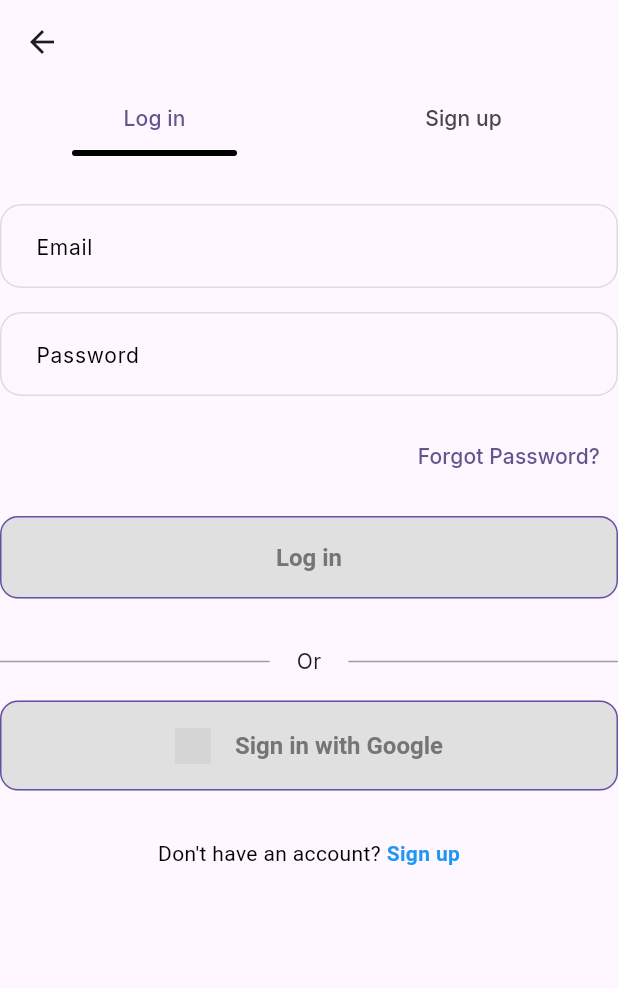
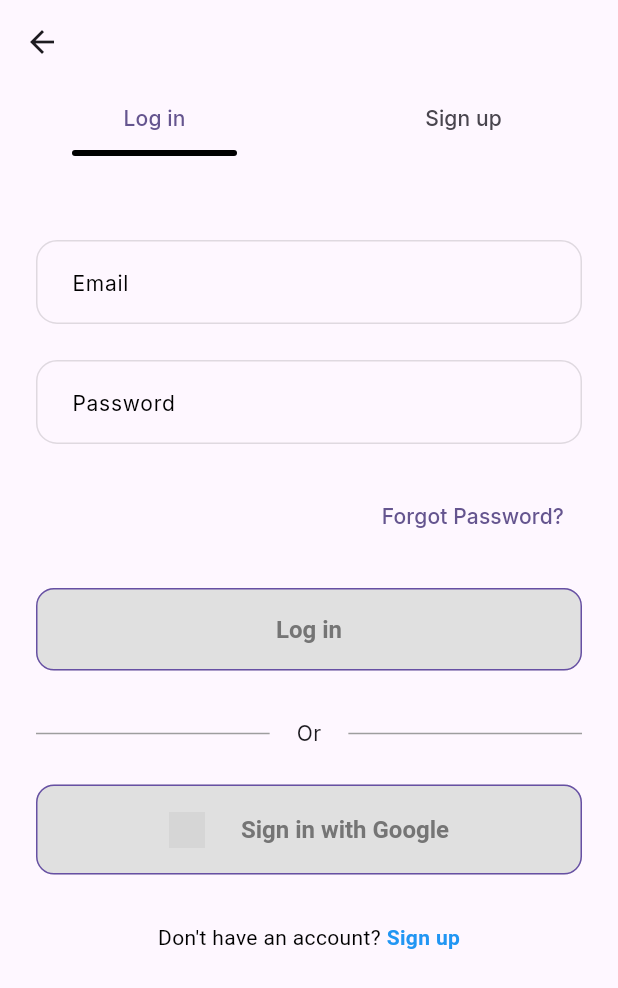
Before and after one commit to Eagle-Agile-Tech/UniConnect, a Flutter app: the AuthScreen screen opened directly, on a phone screen of 412 x 824 dp. Shown: the top 988 px of the screen. Run offline on Flutter 3.47's test engine with Material 3 defaults, Android fonts, the phone set to English and light mode, and no system bars; our stand-ins replace google_fonts; statements that could not run were skipped; grey boxes are pictures that could not be loaded.

Commit message:
refactor: implement different files for common reusable widgets and update codebase for readability

```diff
--- a/app/mobile/uniconnect/lib/ui/auth/auth_screen.dart
+++ b/app/mobile/uniconnect/lib/ui/auth/auth_screen.dart
@@ -1,7 +1,5 @@
 import 'package:flutter/material.dart';
 import 'package:uniconnect/ui/auth/signup/signup_screen.dart';
-import 'package:uniconnect/ui/core/theme/dimens.dart';
-
 import 'login/login_screen.dart';
 
 class AuthScreen extends StatelessWidget {
@@ -17,6 +15,7 @@ class AuthScreen extends StatelessWidget {
             dividerColor: Colors.transparent,
             indicatorSize: TabBarIndicatorSize.tab,
             indicator: UnderlineTabIndicator(
+
               borderRadius: BorderRadius.circular(10),
               borderSide: const BorderSide(width: 4),
               insets: EdgeInsetsGeometry.symmetric(horizontal: 48)
@@ -29,8 +28,8 @@ class AuthScreen extends StatelessWidget {
         ),
         body: TabBarView(
           children: [
-            LoginScreen(),
-            SignupScreen(),
+            const LoginScreen(),
+            const SignupScreen(),
           ],
         ),
       ),
--- a/app/mobile/uniconnect/lib/ui/auth/login/login_screen.dart
+++ b/app/mobile/uniconnect/lib/ui/auth/login/login_screen.dart
@@ -1,6 +1,8 @@
 import 'package:flutter/material.dart';
 
-import '../../../config/assets.dart';
+import '../../core/common/styles/spacing_style.dart';
+import '../../core/common/widgets/form_divider.dart';
+import '../../core/common/widgets/signin_with_button.dart';
 import '../../core/theme/dimens.dart';
 
 class LoginScreen extends StatelessWidget {
@@ -8,18 +10,23 @@ class LoginScreen extends StatelessWidget {
 
   @override
   Widget build(BuildContext context) {
-    return Column(
+    return Padding(
+      padding: UCSpacingStyle.paddingWithAppBarHeight,
+      child: SingleChildScrollView(
+        child: Column(
           children: [
-        SizedBox(height: Dimens.spaceBtwSections),
-        TextField(decoration: InputDecoration(labelText: 'Email')),
-        SizedBox(height: Dimens.spaceBtwItems),
-        TextField(decoration: InputDecoration(labelText: 'Password')),
-        SizedBox(height: Dimens.spaceBtwItems),
+            TextFormField(decoration: InputDecoration(labelText: 'Email')),
+            SizedBox(height: Dimens.defaultSpace),
+            TextFormField(decoration: InputDecoration(labelText: 'Password')),
+            SizedBox(height: Dimens.defaultSpace),
             Align(
               alignment: Alignment.topRight,
-          child: TextButton(child: Text('Forgot Password?'), onPressed: () {}),
+              child: TextButton(
+                child: Text('Forgot Password?'),
+                onPressed: () {},
               ),
-        SizedBox(height: Dimens.spaceBtwItems),
+            ),
+            SizedBox(height: Dimens.defaultSpace),
             ElevatedButton(
               onPressed: null,
               style: ElevatedButton.styleFrom(
@@ -28,35 +35,10 @@ class LoginScreen extends StatelessWidget {
               child: Text('Log in'),
             ),
             SizedBox(height: Dimens.spaceBtwSections),
-        Row(
-          children: [
-            Expanded(child: Divider(thickness: 1, color: Colors.grey)),
-            Padding(
-              padding: const EdgeInsets.symmetric(horizontal: 18.0),
-              child: Text('Or'),
-            ),
-            Expanded(child: Divider(thickness: 1, color: Colors.grey)),
-          ],
-        ),
-        SizedBox(height: Dimens.spaceBtwItems),
-        ElevatedButton(
-          onPressed: null,
-          style: ElevatedButton.styleFrom(
-            minimumSize: Size(double.infinity, 48),
-          ),
-          child: Row(
-            mainAxisAlignment: MainAxisAlignment.center,
-            children: [
-              SizedBox(
-                width: Dimens.iconMd,
-                height: Dimens.iconMd,
-                child: Image.asset(Assets.googleLogo),
-              ),
-              SizedBox(width: Dimens.spaceBtwItems),
-              Text('Sign in with Google'),
-            ],
-          ),
-        ),
+
+            FormDivider(),
+            SizedBox(height: Dimens.defaultSpace),
+            SignInWith(),
             SizedBox(height: Dimens.spaceBtwSections),
             Text.rich(
               TextSpan(
@@ -73,8 +55,10 @@ class LoginScreen extends StatelessWidget {
                   ),
                 ],
               ),
-        )
+            ),
           ],
+        ),
+      ),
     );
   }
 }
--- /dev/null
+++ b/app/mobile/uniconnect/lib/ui/core/common/widgets/form_divider.dart
@@ -0,0 +1,29 @@
+import 'package:flutter/material.dart';
+
+import '../../../../config/assets.dart';
+import '../../theme/dimens.dart';
+
+class SignInWith extends StatelessWidget {
+  const SignInWith({
+    super.key,
+  });
+
+  @override
+  Widget build(BuildContext context) {
+    return ElevatedButton(
+      onPressed: null,
+      child: Row(
+        mainAxisAlignment: MainAxisAlignment.center,
+        children: [
+          SizedBox(
+            width: Dimens.iconMd,
+            height: Dimens.iconMd,
+            child: Image.asset(Assets.googleLogo),
+          ),
+          SizedBox(width: Dimens.defaultSpace),
+          Text('Sign in with Google'),
+        ],
+      ),
+    );
+  }
+}
--- /dev/null
+++ b/app/mobile/uniconnect/lib/ui/core/common/widgets/signin_with_button.dart
@@ -0,0 +1,21 @@
+import 'package:flutter/material.dart';
+
+class FormDivider extends StatelessWidget {
+  const FormDivider({
+    super.key,
+  });
+
+  @override
+  Widget build(BuildContext context) {
+    return Row(
+      children: [
+        Expanded(child: Divider(thickness: 1, color: Colors.grey)),
+        Padding(
+          padding: const EdgeInsets.symmetric(horizontal: 18.0),
+          child: Text('Or'),
+        ),
+        Expanded(child: Divider(thickness: 1, color: Colors.grey)),
+      ],
+    );
+  }
+}
--- a/app/mobile/uniconnect/lib/ui/core/theme/custom_themes/text_field_theme.dart
+++ b/app/mobile/uniconnect/lib/ui/core/theme/custom_themes/text_field_theme.dart
@@ -12,9 +12,7 @@ abstract final class UCTextFormFieldTheme {
     errorStyle: const TextStyle().copyWith(fontStyle: FontStyle.normal),
     alignLabelWithHint: true,
     contentPadding: const EdgeInsets.symmetric(vertical: 16, horizontal: 20),
-    floatingLabelStyle: const TextStyle().copyWith(
-      color: UCColors.primary,
-    ),
+    floatingLabelStyle: const TextStyle().copyWith(color: UCColors.primary),
     border: const OutlineInputBorder().copyWith(
       borderRadius: BorderRadius.circular(14),
       borderSide: const BorderSide(color: UCColors.primary),
--- /dev/null
+++ b/app/mobile/uniconnect/lib/ui/core/theme/custom_themes/text_theme.dart
@@ -0,0 +1,11 @@
+import 'package:flutter/material.dart';
+
+abstract final class UCTextTheme {
+  static TextTheme lightTextTheme = TextTheme(
+
+  );
+  static TextTheme darkTextTheme = TextTheme(
+
+    bodySmall: TextStyle().copyWith(color: Colors.white)
+  );
+}
--- a/app/mobile/uniconnect/lib/ui/core/theme/theme.dart
+++ b/app/mobile/uniconnect/lib/ui/core/theme/theme.dart
@@ -1,8 +1,9 @@
 import 'package:flutter/material.dart';
 import 'package:google_fonts/google_fonts.dart';
-import 'package:uniconnect/ui/core/theme/colors.dart';
 import 'package:uniconnect/ui/core/theme/custom_themes/elevated_button_theme.dart';
+import 'package:uniconnect/ui/core/theme/custom_themes/outlined_button_theme.dart';
 import 'package:uniconnect/ui/core/theme/custom_themes/text_field_theme.dart';
+import 'package:uniconnect/ui/core/theme/custom_themes/text_theme.dart';
 
 import 'custom_themes/color_scheme_theme.dart';
 
@@ -11,15 +12,17 @@ abstract final class UCTheme{
     brightness: Brightness.light,
     textTheme: GoogleFonts.interTextTheme(),
     colorScheme: UCColorScheme.lightScheme,
-
     inputDecorationTheme: UCTextFormFieldTheme.lightInputDecorationThemeData,
     elevatedButtonTheme: UCElevatedButtonTheme.lightElevatedButtonThemeData,
   );
 
   static ThemeData darkTheme = ThemeData(
     brightness: Brightness.dark,
-    textTheme: GoogleFonts.interTextTheme(),
+    textTheme: GoogleFonts.interTextTheme(
+      UCTextTheme.lightTextTheme
+    ),
     inputDecorationTheme: UCTextFormFieldTheme.darkInputDecorationThemeData,
-    colorScheme: UCColorScheme.darkScheme
+    colorScheme: UCColorScheme.darkScheme,
+    // elevatedButtonTheme: UCElevatedButtonTheme.darkElevatedButtonThemeData,
   );
 }
```
Also changed, not shown: app/mobile/uniconnect/lib/ui/auth/signup/signup_screen.dart (+8 -30 lines). Lines whose indentation alone changed are shown as unchanged.
